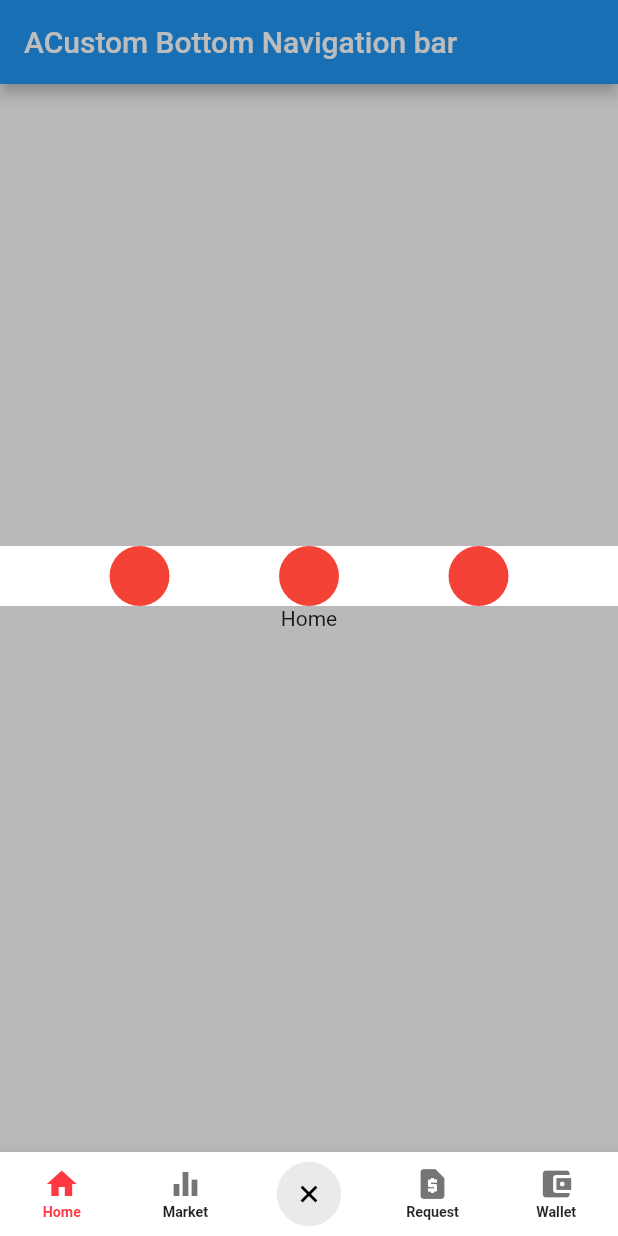
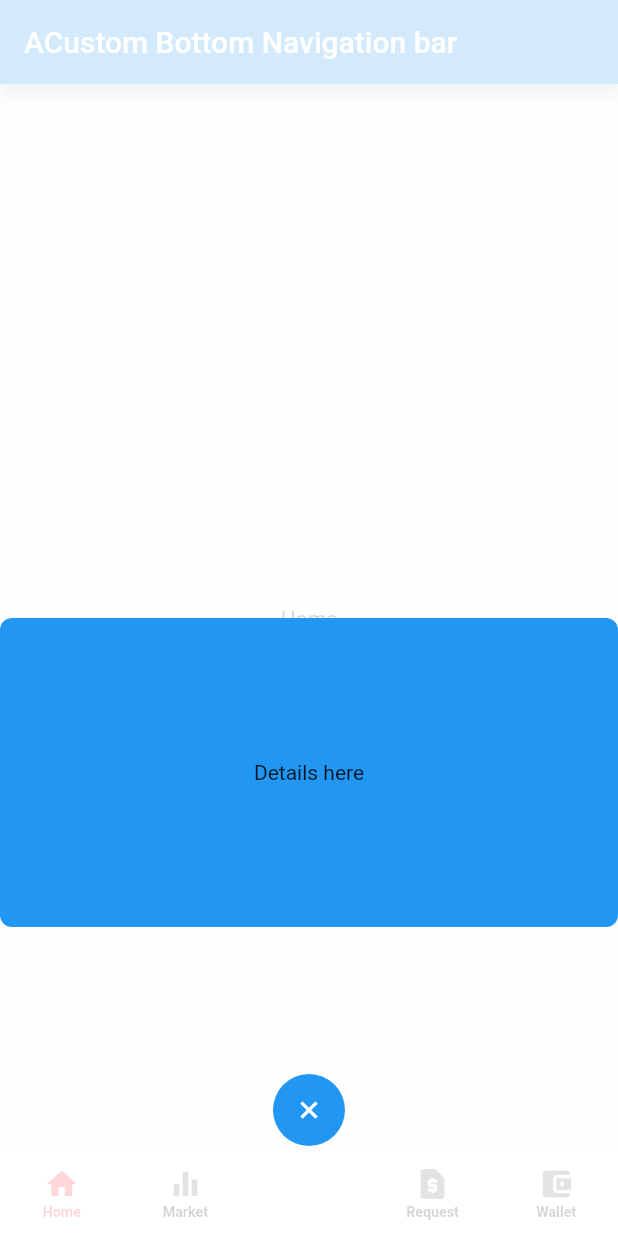
Before and after one commit to sultanzada/CustomBottomnavBar, a Flutter app: the screen it shows after launch, after a tap on the "add" icon, on a phone screen of 412 x 824 dp. Run offline on Flutter 3.47's test engine with Material 2 defaults, Android fonts, the phone set to English and light mode, and no system bars.

Commit message:
animate the fab button

```diff
--- a/lib/myHomePage.dart
+++ b/lib/myHomePage.dart
@@ -1,5 +1,3 @@
-import 'package:animated_fab/widgets/bottomBarActionMenuRow.dart';
-import 'package:flutter/foundation.dart';
 import 'package:flutter/material.dart';
 import 'dart:math' as math;
 
@@ -19,6 +17,7 @@ class MyHomePage extends StatefulWidget {
 class _MyHomePageState extends State<MyHomePage>
     with SingleTickerProviderStateMixin {
   int _currentIndex = 0;
+  bool clickedCentreFAB = false;
   final tabs = [
     const Center(
       child: Text('Home'),
@@ -104,9 +103,10 @@ class _MyHomePageState extends State<MyHomePage>
   late AnimationController _controller;
   late Animation<double> _rotationAngle;
   late Animation<Color?> _centerIconBackgroundColor, _centerIconForegroundColor;
-  late Animation<double> _bottomBarActionMenuTopPosition;
+  // late Animation<double> _bottomBarActionMenuTopPosition;
+  late Animation<double> _centerIconPosition;
 
-  final _duration = const Duration(milliseconds: 250);
+  final _duration = const Duration(milliseconds: 150);
 
   _onCenterIconTap() {
     if (_controller.isCompleted) {
@@ -123,12 +123,14 @@ class _MyHomePageState extends State<MyHomePage>
     _controller = AnimationController(vsync: this, duration: _duration);
     _rotationAngle = Tween<double>(begin: 1, end: 4).animate(_controller);
     _centerIconBackgroundColor =
-        ColorTween(begin: const Color(0xFFFF3841), end: const Color(0xFFEAEAEA))
+        ColorTween(begin: const Color(0xFFFF3841), end: Colors.blue)
             .animate(_controller);
     _centerIconForegroundColor =
-        ColorTween(begin: Colors.white, end: Colors.black).animate(_controller);
-    _bottomBarActionMenuTopPosition =
-        Tween<double>(begin: 1000, end: kToolbarHeight).animate(_controller);
+        ColorTween(begin: Colors.white, end: Colors.white).animate(_controller);
+    // _bottomBarActionMenuTopPosition =
+    //     Tween<double>(begin: 1000, end: kToolbarHeight).animate(_controller);
+    _centerIconPosition =
+        Tween<double>(begin: 3.5, end: 60.0).animate(_controller);
   }
 
   @override
@@ -137,7 +139,7 @@ class _MyHomePageState extends State<MyHomePage>
       animation: _controller,
       builder: (context, child) {
         return Stack(
-          fit: StackFit.expand,
+          alignment: Alignment.bottomCenter,
           children: [
             Scaffold(
               appBar: AppBar(
@@ -153,13 +155,76 @@ class _MyHomePageState extends State<MyHomePage>
                     height: kToolbarHeight,
                     width: 70,
                   ),
-                  InkWell(
-                    onTap: _onCenterIconTap,
+                ],
+              ),
+            ),
+            Align(
+              alignment: FractionalOffset.bottomCenter,
+              child: AnimatedContainer(
+                duration: const Duration(milliseconds: 150),
+                //if clickedCentreFAB == true, the first parameter is used. If it's false, the second.
+                height:
+                    clickedCentreFAB ? MediaQuery.of(context).size.height : 0.0,
+                width:
+                    clickedCentreFAB ? MediaQuery.of(context).size.height : 0.0,
+                decoration: BoxDecoration(
+                  borderRadius:
+                      BorderRadius.circular(clickedCentreFAB ? 0.0 : 300.0),
+                ),
+                child: Scaffold(
+                  backgroundColor: Colors.white.withOpacity(.8),
+                  body: Column(
+                    children: [
+                      Flexible(
+                        flex: 2,
+                        child: Container(),
+                      ),
+                      Expanded(
+                        child: AnimatedContainer(
+                          duration: const Duration(milliseconds: 50),
+                          //if clickedCentreFAB == true, the first parameter is used. If it's false, the second.
+                          height: clickedCentreFAB
+                              ? MediaQuery.of(context).size.height * 0.4
+                              : 0.0,
+                          width: clickedCentreFAB
+                              ? MediaQuery.of(context).size.height
+                              : 0.0,
+                          decoration: BoxDecoration(
+                            color: Colors.blue,
+                            borderRadius: BorderRadius.circular(
+                              clickedCentreFAB ? 8.0 : 300.0,
+                            ),
+                          ),
+                          child: const Center(
+                            child: Text(
+                              'Details here',
+                            ),
+                          ),
+                        ),
+                      ),
+                      Flexible(
+                        child: Container(),
+                      ),
+                    ],
+                  ),
+                ),
+              ),
+            ),
+            Positioned(
+              bottom: _centerIconPosition.value,
+              child: GestureDetector(
+                onTap: () {
+                  _onCenterIconTap();
+                  setState(() {
+                    clickedCentreFAB =
+                        !clickedCentreFAB; //to update the animated container
+                  });
+                },
                 child: Transform.rotate(
                   angle: -math.pi / _rotationAngle.value,
                   child: Container(
-                        width: 43,
-                        height: 43,
+                    width: 48,
+                    height: 48,
                     child: Icon(
                       Icons.add,
                       color: _centerIconForegroundColor.value,
@@ -172,12 +237,6 @@ class _MyHomePageState extends State<MyHomePage>
                   ),
                 ),
               ),
-                ],
-              ),
-            ),
-            BottomBarActionMenuRow(
-              topPosition: _bottomBarActionMenuTopPosition.value,
-              onTap: _onCenterIconTap,
             ),
           ],
         );
```
Lines whose indentation alone changed are shown as unchanged.
